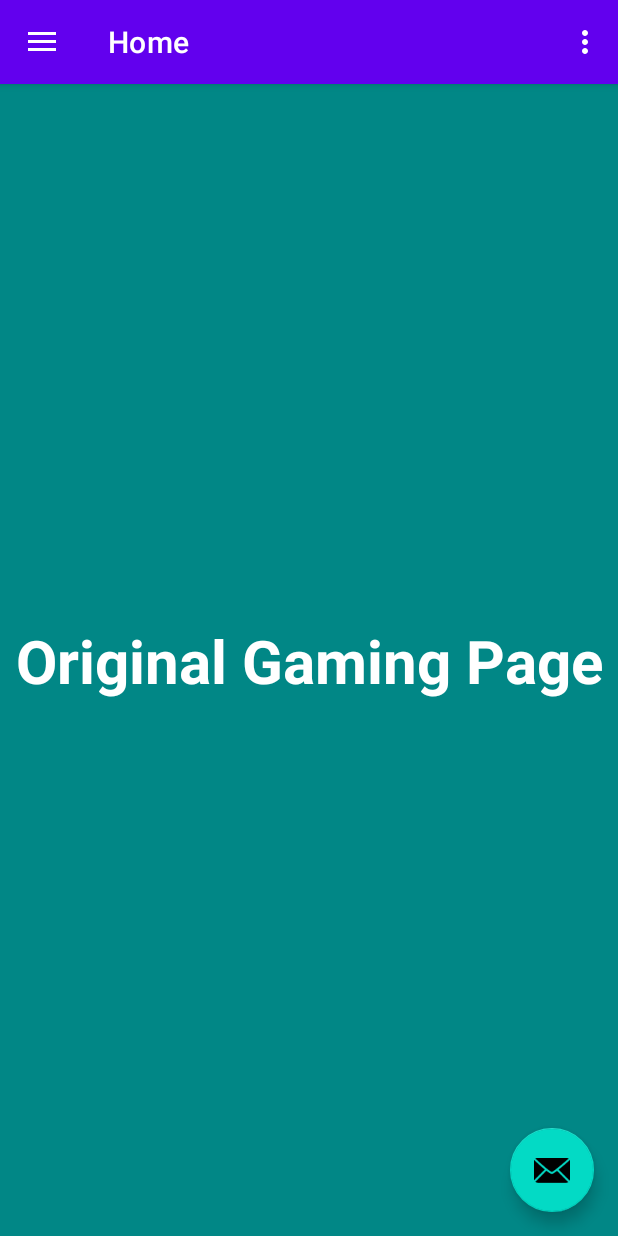
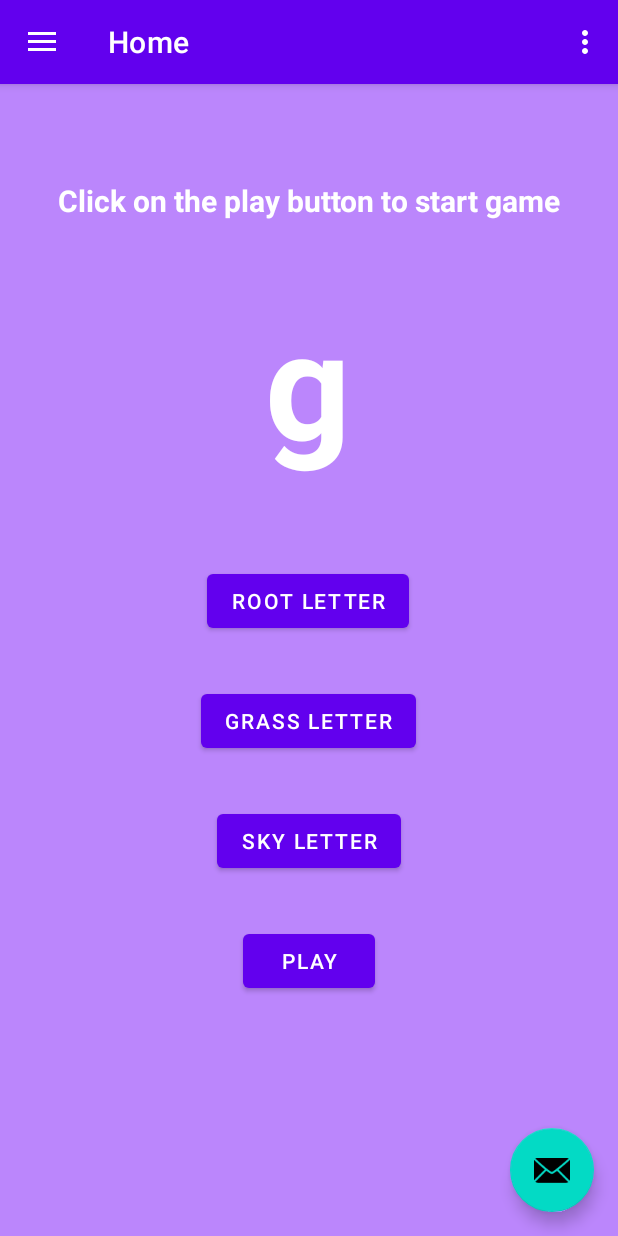
Before and after one commit to HanzlaHassan123/QuizApp_Extended, an Android app: the screen it shows after launch (MainActivity), on a phone screen of 412 x 824 dp. Run offline under Robolectric (Android 15) with nearby library versions, the phone set to English and light mode, and no system bars; our stand-ins replace navigation-ui.

Commit message:
game setup + start finish game

```diff
--- a/app/src/main/java/com/example/gamingapp/ui/home/HomeFragment.java
+++ b/app/src/main/java/com/example/gamingapp/ui/home/HomeFragment.java
@@ -4,21 +4,30 @@ import android.os.Bundle;
 import android.view.LayoutInflater;
 import android.view.View;
 import android.view.ViewGroup;
+import android.widget.Button;
 import android.widget.TextView;
+import android.widget.Toast;
 
 import androidx.annotation.NonNull;
 import androidx.fragment.app.Fragment;
 import androidx.lifecycle.ViewModelProvider;
 
+import com.example.gamingapp.R;
 import com.example.gamingapp.databinding.FragmentHomeBinding;
+
+import org.w3c.dom.Text;
 
 public class HomeFragment extends Fragment {
 
     private FragmentHomeBinding binding;
 
+    TextView message_text,letter_text;
+    Button root_btn,grass_btn,sky_btn,play_pause;
+    int play_or_pause;
+
     public View onCreateView(@NonNull LayoutInflater inflater,
                              ViewGroup container, Bundle savedInstanceState) {
-        HomeViewModel homeViewModel =
+      /*  HomeViewModel homeViewModel =
                 new ViewModelProvider(this).get(HomeViewModel.class);
 
         binding = FragmentHomeBinding.inflate(inflater, container, false);
@@ -26,9 +35,59 @@ public class HomeFragment extends Fragment {
 
         final TextView textView = binding.textHome;
        // homeViewModel.getText().observe(getViewLifecycleOwner(), textView::setText);
-        return root;
+        */
+        return inflater.inflate(R.layout.fragment_home,container,false);
     }
 
+    @Override
+    public void onViewCreated(@NonNull View view,@NonNull Bundle savedInstance){
+        super.onViewCreated(view,savedInstance);
+
+        root_btn=view.findViewById(R.id.root_button);
+        play_pause=view.findViewById(R.id.play_pause);
+        grass_btn=view.findViewById(R.id.grass_btn);
+        sky_btn=view.findViewById(R.id.sky_btn);
+        message_text=view.findViewById(R.id.message_text);
+
+        play_pause.setOnClickListener(new View.OnClickListener() {
+            @Override
+            public void onClick(View insideView) {
+                if(play_or_pause==1){
+                    play_or_pause=0;
+                    message_text.setText("game is finished now !");
+                    play_pause.setText("Play");
+
+                }else{
+                    play_or_pause=1;
+                    message_text.setText("Guess the letters and earn points ! Happy Gaming");
+                    play_pause.setText("Finish");
+                }
+            }
+        });
+        root_btn.setOnClickListener(new View.OnClickListener() {
+            @Override
+            public void onClick(View inside_view) {
+                message_text=view.findViewById(R.id.message_text);
+
+                message_text.setText("Root am clicked now");
+            }
+        });
+
+        sky_btn.setOnClickListener(new View.OnClickListener() {
+            @Override
+            public void onClick(View view) {
+                message_text.setText("Sky is clicked now");
+            }
+        });
+
+        grass_btn.setOnClickListener(new View.OnClickListener() {
+            @Override
+            public void onClick(View view) {
+                message_text.setText("Grass is clicked now");
+            }
+        });
+
+    }
     @Override
     public void onDestroyView() {
         super.onDestroyView();
--- a/app/src/main/res/layout/fragment_home.xml
+++ b/app/src/main/res/layout/fragment_home.xml
@@ -4,20 +4,76 @@
     xmlns:tools="http://schemas.android.com/tools"
     android:layout_width="match_parent"
     android:layout_height="match_parent"
-    android:background="@color/teal_700"
+    android:background="@color/purple_200"
     tools:context=".ui.home.HomeFragment">
 
 
     <TextView
-        android:id="@+id/text_home"
+        android:id="@+id/message_text"
         android:layout_width="wrap_content"
         android:layout_height="wrap_content"
-        android:text="Original Gaming Page"
+        android:layout_marginTop="64dp"
+        android:text="Click on the play button to start game"
         android:textColor="@color/white"
-        android:textSize="40dp"
+        android:textSize="20dp"
         android:textStyle="bold"
-        app:layout_constraintBottom_toBottomOf="parent"
         app:layout_constraintEnd_toEndOf="parent"
         app:layout_constraintStart_toStartOf="parent"
         app:layout_constraintTop_toTopOf="parent" />
+
+    <TextView
+        android:id="@+id/letter_text"
+        android:layout_width="wrap_content"
+        android:layout_height="wrap_content"
+        android:layout_marginTop="40dp"
+        android:text="g"
+        android:textColor="@color/white"
+        android:textSize="100dp"
+        android:textStyle="bold"
+        app:layout_constraintEnd_toEndOf="parent"
+        app:layout_constraintHorizontal_bias="0.498"
+        app:layout_constraintStart_toStartOf="parent"
+        app:layout_constraintTop_toBottomOf="@+id/message_text" />
+
+    <Button
+        android:id="@+id/root_button"
+        android:layout_width="wrap_content"
+        android:layout_height="wrap_content"
+        android:layout_marginTop="56dp"
+        android:text="Root Letter"
+        app:layout_constraintEnd_toEndOf="parent"
+        app:layout_constraintHorizontal_bias="0.498"
+        app:layout_constraintStart_toStartOf="parent"
+        app:layout_constraintTop_toBottomOf="@+id/letter_text" />
+
+    <Button
+        android:id="@+id/grass_btn"
+        android:layout_width="wrap_content"
+        android:layout_height="wrap_content"
+        android:layout_marginTop="32dp"
+        android:text="Grass Letter"
+        app:layout_constraintEnd_toEndOf="parent"
+        app:layout_constraintHorizontal_bias="0.498"
+        app:layout_constraintStart_toStartOf="parent"
+        app:layout_constraintTop_toBottomOf="@+id/root_button" />
+
+    <Button
+        android:id="@+id/sky_btn"
+        android:layout_width="wrap_content"
+        android:layout_height="wrap_content"
+        android:layout_marginTop="32dp"
+        android:text="Sky Letter"
+        app:layout_constraintEnd_toEndOf="parent"
+        app:layout_constraintStart_toStartOf="parent"
+        app:layout_constraintTop_toBottomOf="@+id/grass_btn" />
+
+    <Button
+        android:id="@+id/play_pause"
+        android:layout_width="wrap_content"
+        android:layout_height="wrap_content"
+        android:layout_marginTop="32dp"
+        android:text="Play"
+        app:layout_constraintEnd_toEndOf="parent"
+        app:layout_constraintStart_toStartOf="parent"
+        app:layout_constraintTop_toBottomOf="@+id/sky_btn" />
 </androidx.constraintlayout.widget.ConstraintLayout>
```
